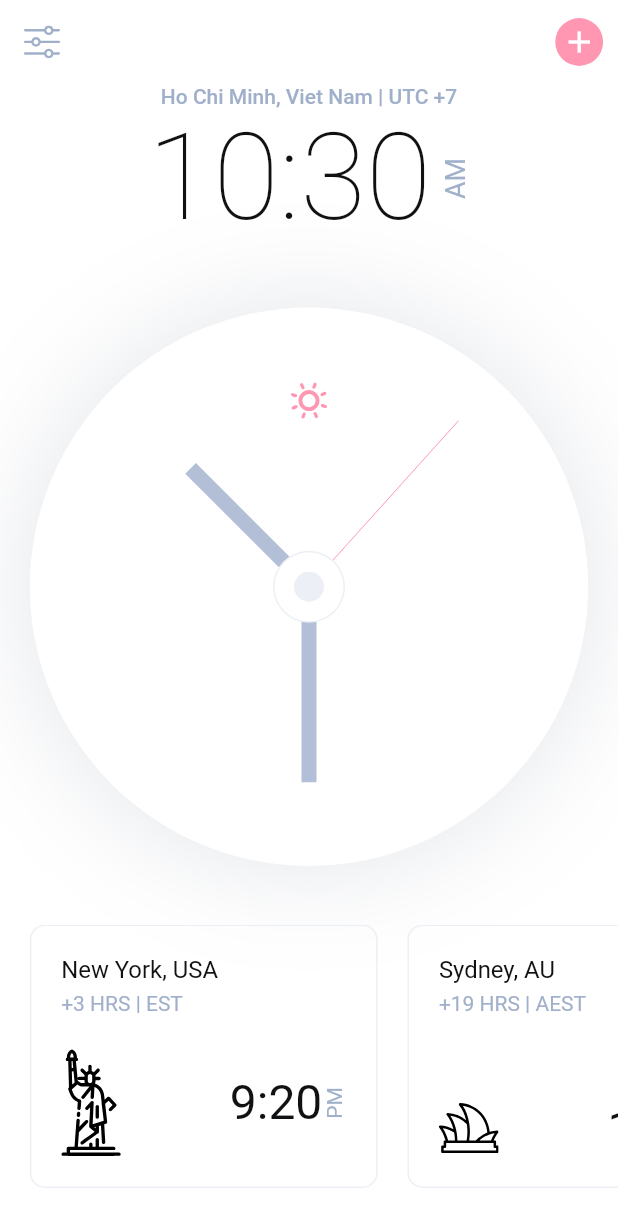
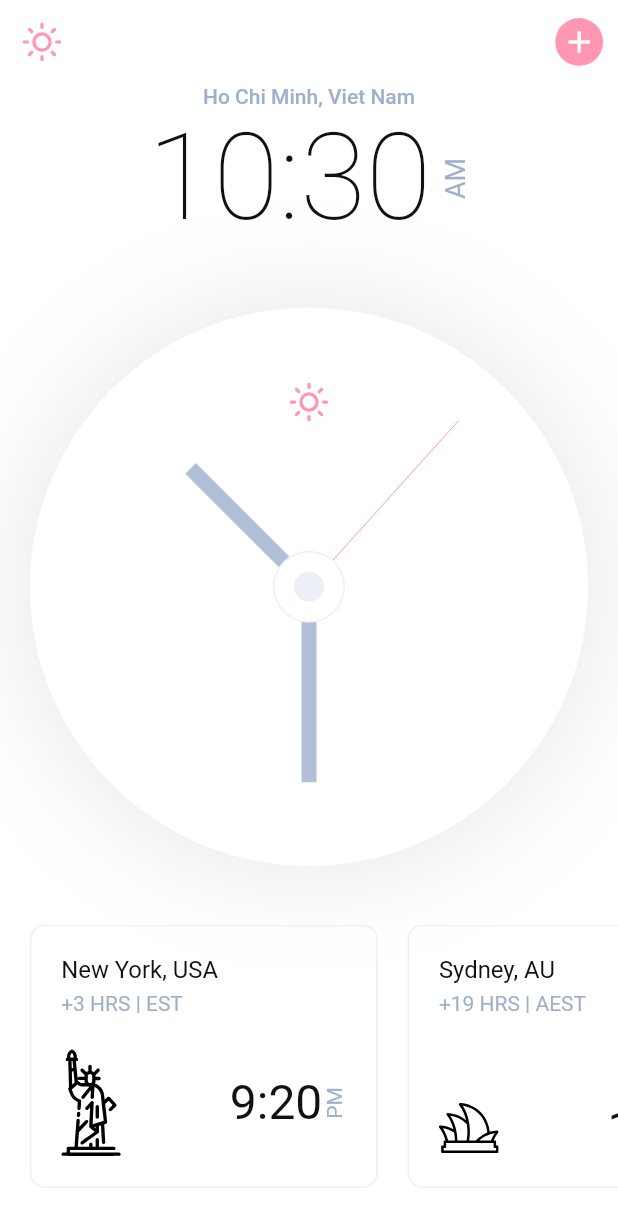
Before and after one commit to lambiengcode/analog-clock, a Flutter app: the screen it shows after launch, on a phone screen of 412 x 824 dp. Shown: the top 1227 px of the screen. Run offline on Flutter 3.47's test engine with Material 2 defaults, Android fonts, the phone set to English and light mode, and no system bars; our stand-ins replace flutter_icons, flutter_svg, get, get_storage, google_fonts.

Commit message:
fix time format

```diff
--- a/lib/src/screens/components/body.dart
+++ b/lib/src/screens/components/body.dart
@@ -12,7 +12,7 @@ class Body extends StatelessWidget {
         child: Column(
           children: [
             Text(
-              "Ho Chi Minh, Viet Nam | UTC +7",
+              "Ho Chi Minh, Viet Nam",
               style: Theme.of(context).textTheme.bodyText1,
             ),
             TimeInHourAndMinute(),
--- a/lib/src/screens/components/clock.dart
+++ b/lib/src/screens/components/clock.dart
@@ -3,8 +3,9 @@ import 'dart:math';
 import 'package:analog_clock/src/models/my_theme_provider.dart';
 import 'package:analog_clock/src/public/constants.dart';
 import 'package:analog_clock/src/public/size_config.dart';
+import 'package:analog_clock/src/theme/theme_service.dart';
 import 'package:flutter/material.dart';
-import 'package:flutter_svg/svg.dart';
+import 'package:flutter_icons/flutter_icons.dart';
 import 'package:provider/provider.dart';
 import 'clock_painter.dart';
 
@@ -61,16 +62,12 @@ class _ClockState extends State<Clock> {
           left: 0,
           right: 0,
           child: Consumer<MyThemeModel>(
-            builder: (context, theme, child) => GestureDetector(
-              onTap: () => theme.changeTheme(),
-              child: SvgPicture.asset(
-                theme.isLightTheme
-                    ? "assets/icons/Sun.svg"
-                    : "assets/icons/Moon.svg",
-                height: 24,
-                width: 24,
-                color: Theme.of(context).primaryColor,
-              ),
+            builder: (context, theme, child) => Icon(
+              ThemeService().getThemeMode() == ThemeMode.dark
+                  ? Feather.moon
+                  : Feather.sun,
+              color: Theme.of(context).primaryColor,
+              size: getProportionateScreenWidth(26),
             ),
           ),
         ),
--- a/lib/src/screens/components/time_in_hour_and_minute.dart
+++ b/lib/src/screens/components/time_in_hour_and_minute.dart
@@ -1,8 +1,8 @@
 import 'dart:async';
-
+import 'package:analog_clock/src/public/size_config.dart';
+import 'package:analog_clock/src/screens/controllers/clock_controller.dart';
 import 'package:flutter/material.dart';
-
-import '../../public/size_config.dart';
+import 'package:get/get.dart';
 
 class TimeInHourAndMinute extends StatefulWidget {
   @override
@@ -10,7 +10,9 @@ class TimeInHourAndMinute extends StatefulWidget {
 }
 
 class _TimeInHourAndMinuteState extends State<TimeInHourAndMinute> {
+  final clockController = Get.put(ClockController());
   TimeOfDay _timeOfDay = TimeOfDay.now();
+
   @override
   void initState() {
     super.initState();
@@ -37,7 +39,7 @@ class _TimeInHourAndMinuteState extends State<TimeInHourAndMinute> {
         Text(
           // if you use _timeOfDay.hour then it will show 20:10 like that
           // But we want 8:10
-          "${_timeOfDay.hourOfPeriod}:${_timeOfDay.minute}",
+          "${clockController.formatTime(_timeOfDay.hourOfPeriod)}:${clockController.formatTime(_timeOfDay.minute)}",
           style: Theme.of(context).textTheme.headline1,
         ),
         SizedBox(width: 5),
--- /dev/null
+++ b/lib/src/screens/controllers/clock_controller.dart
@@ -0,0 +1,10 @@
+import 'package:get/get.dart';
+
+class ClockController extends GetxController {
+  String formatTime(int input) {
+    if (input < 10) {
+      return '0' + input.toString();
+    }
+    return input.toString();
+  }
+}
--- a/lib/src/screens/home_screen.dart
+++ b/lib/src/screens/home_screen.dart
@@ -1,7 +1,8 @@
 import 'package:analog_clock/src/public/size_config.dart';
 import 'package:analog_clock/src/screens/components/body.dart';
+import 'package:analog_clock/src/theme/theme_service.dart';
 import 'package:flutter/material.dart';
-import 'package:flutter_svg/svg.dart';
+import 'package:flutter_icons/flutter_icons.dart';
 
 class HomeScreen extends StatelessWidget {
   @override
@@ -18,11 +19,16 @@ class HomeScreen extends StatelessWidget {
       backgroundColor: Colors.transparent,
       elevation: .0,
       leading: IconButton(
-        icon: SvgPicture.asset(
-          "assets/icons/Settings.svg",
-          color: Theme.of(context).iconTheme.color,
+        icon: Icon(
+          ThemeService().getThemeMode() == ThemeMode.dark
+              ? Feather.moon
+              : Feather.sun,
+          color: Theme.of(context).primaryColor,
+          size: getProportionateScreenWidth(26),
         ),
-        onPressed: () {},
+        onPressed: () {
+          ThemeService().changeThemeMode();
+        },
       ),
       actions: [buildAddButton(context)],
     );
```
